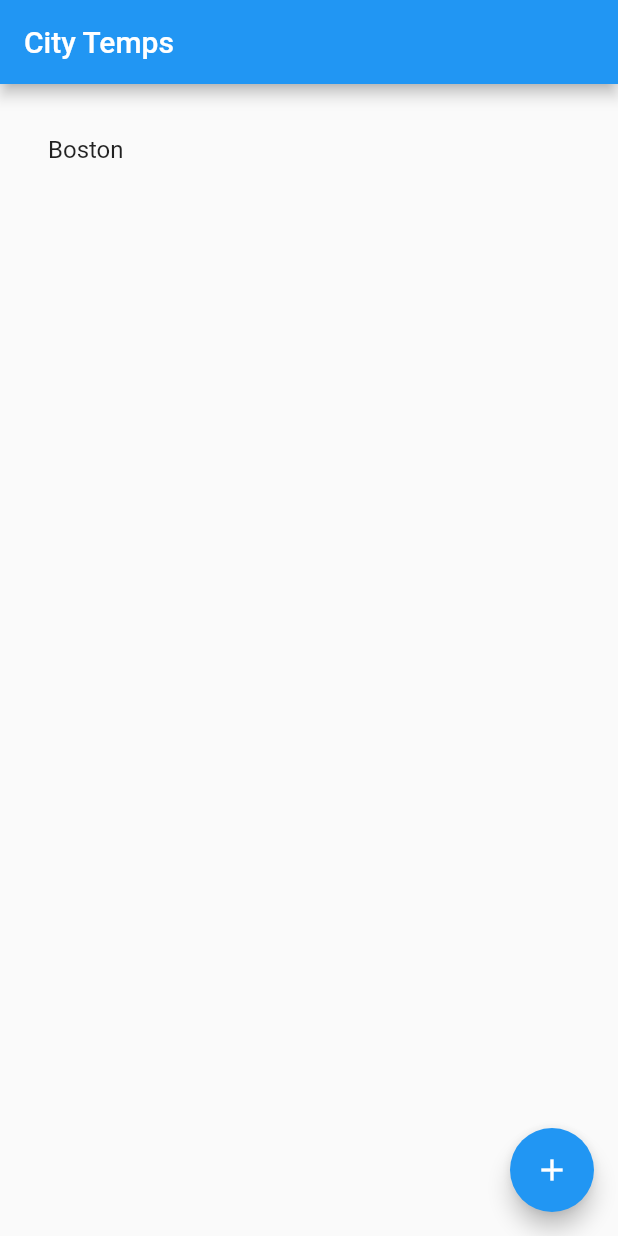
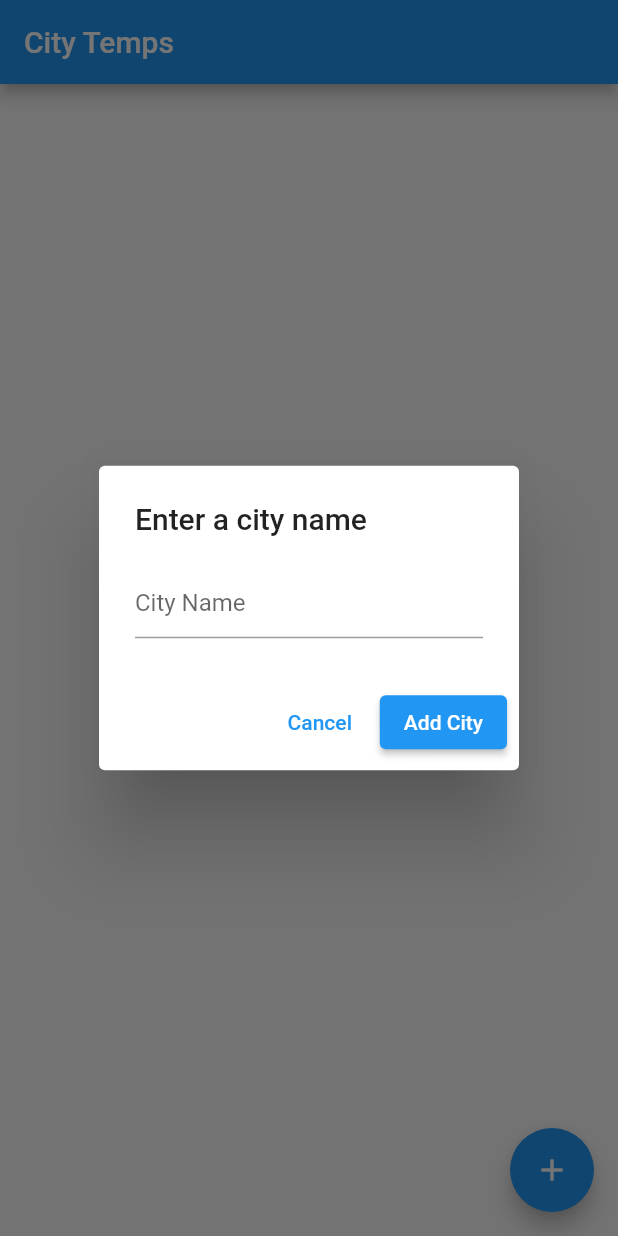
Before and after one commit to Babblesort/city-temp, a Flutter app: the screen it shows after launch, after a tap on the "add" icon, on a phone screen of 412 x 824 dp. Run offline on Flutter 3.47's test engine with Material 2 defaults, Android fonts, the light colour scheme and no system bars; our stand-ins replace flutter_bloc, flutter_dotenv, shared_preferences.

Commit message:
allow city name to be eneterd in dialog when adding a city - pm

```diff
--- a/city_temp/lib/screens/temps_screen.dart
+++ b/city_temp/lib/screens/temps_screen.dart
@@ -23,15 +23,8 @@ class _TempsScreenState extends State<TempsScreen> {
       body: _weathersList(),
       floatingActionButton: FloatingActionButton(
         child: Icon(Icons.add),
-        onPressed: () async {
-          try {
-            final cityName = 'Boston';
-            Provider.of<Prefs>(context, listen: false).addCity(cityName);
-            BlocProvider.of<WeatherBloc>(context)
-                .add(CityAdded(cityName: cityName));
-          } catch (e) {
-            // show something
-          }
+        onPressed: () {
+          showAddCityDialog(context);
         },
       ),
     );
@@ -86,4 +79,45 @@ class _TempsScreenState extends State<TempsScreen> {
       ),
     );
   }
+
+  Future<dynamic> showAddCityDialog(BuildContext context) async {
+    return showDialog(
+        context: context,
+        builder: (BuildContext context) {
+          return AlertDialog(
+            title: Text('Enter a city name'),
+            content: SingleChildScrollView(
+              child: TextField(
+                controller: txtCityName,
+                decoration: InputDecoration(hintText: 'City Name'),
+              ),
+            ),
+            actions: [
+              TextButton(
+                child: Text('Cancel'),
+                onPressed: () {
+                  Navigator.pop(context);
+                  txtCityName.text = '';
+                },
+              ),
+              ElevatedButton(
+                  onPressed: () {
+                    try {
+                      var cityName = txtCityName.text;
+                      Provider.of<Prefs>(context, listen: false)
+                          .addCity(cityName);
+                      BlocProvider.of<WeatherBloc>(context)
+                          .add(CityAdded(cityName: cityName));
+                    } catch (e) {
+                      // show something
+                    } finally {
+                      txtCityName.text = '';
+                      Navigator.pop(context);
+                    }
+                  },
+                  child: Text('Add City'))
+            ],
+          );
+        });
+  }
 }
```
